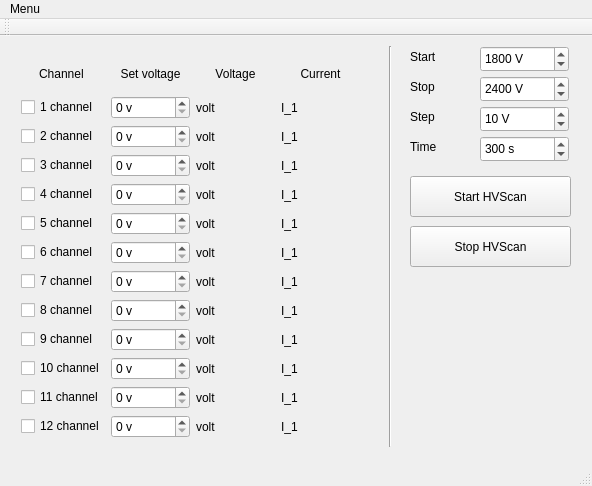
This is mainwindow.ui in aspirantip/spascharm_hvp as Qt 5 draws it before an edit. The edited form follows.
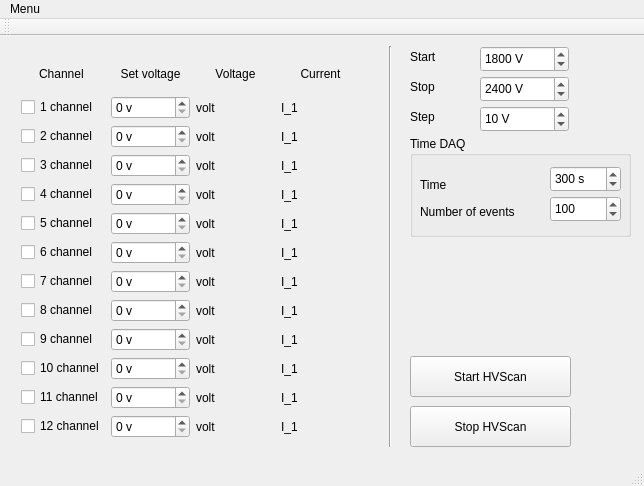
This is the edited form.

Commit message: Added to hv-scan and GUI parametr Number of Events (DAQ).

The edit to the form file:
```diff
--- a/mainwindow.ui
+++ b/mainwindow.ui
@@ -6,7 +6,7 @@
    <rect>
     <x>0</x>
     <y>0</y>
-    <width>592</width>
+    <width>644</width>
     <height>486</height>
    </rect>
   </property>
@@ -135,7 +135,7 @@
     <property name="geometry">
      <rect>
       <x>410</x>
-      <y>140</y>
+      <y>320</y>
       <width>161</width>
       <height>41</height>
      </rect>
@@ -610,49 +610,11 @@
      </item>
     </layout>
    </widget>
-   <widget class="QSpinBox" name="sbHVSTime">
-    <property name="geometry">
-     <rect>
-      <x>480</x>
-      <y>100</y>
-      <width>89</width>
-      <height>26</height>
-     </rect>
-    </property>
-    <property name="suffix">
-     <string notr="true"> s</string>
-    </property>
-    <property name="prefix">
-     <string/>
-    </property>
-    <property name="minimum">
-     <number>1</number>
-    </property>
-    <property name="maximum">
-     <number>1000000</number>
-    </property>
-    <property name="value">
-     <number>300</number>
-    </property>
-   </widget>
-   <widget class="QLabel" name="label_8">
-    <property name="geometry">
-     <rect>
-      <x>410</x>
-      <y>100</y>
-      <width>67</width>
-      <height>21</height>
-     </rect>
-    </property>
-    <property name="text">
-     <string>Time</string>
-    </property>
-   </widget>
    <widget class="QPushButton" name="pbStopHVScan">
     <property name="geometry">
      <rect>
       <x>410</x>
-      <y>190</y>
+      <y>370</y>
       <width>161</width>
       <height>41</height>
      </rect>
@@ -674,13 +636,102 @@
      <enum>Qt::Vertical</enum>
     </property>
    </widget>
+   <widget class="QGroupBox" name="groupBox">
+    <property name="geometry">
+     <rect>
+      <x>410</x>
+      <y>100</y>
+      <width>221</width>
+      <height>101</height>
+     </rect>
+    </property>
+    <property name="title">
+     <string>Time DAQ</string>
+    </property>
+    <widget class="QLabel" name="label_8">
+     <property name="geometry">
+      <rect>
+       <x>10</x>
+       <y>40</y>
+       <width>34</width>
+       <height>17</height>
+      </rect>
+     </property>
+     <property name="text">
+      <string>Time</string>
+     </property>
+    </widget>
+    <widget class="QSpinBox" name="sbHVSTime">
+     <property name="geometry">
+      <rect>
+       <x>140</x>
+       <y>30</y>
+       <width>71</width>
+       <height>26</height>
+      </rect>
+     </property>
+     <property name="suffix">
+      <string notr="true"> s</string>
+     </property>
+     <property name="prefix">
+      <string/>
+     </property>
+     <property name="minimum">
+      <number>1</number>
+     </property>
+     <property name="maximum">
+      <number>1000000</number>
+     </property>
+     <property name="value">
+      <number>300</number>
+     </property>
+    </widget>
+    <widget class="QLabel" name="label_9">
+     <property name="geometry">
+      <rect>
+       <x>10</x>
+       <y>67</y>
+       <width>123</width>
+       <height>17</height>
+      </rect>
+     </property>
+     <property name="text">
+      <string>Number of events</string>
+     </property>
+    </widget>
+    <widget class="QSpinBox" name="sbNEvents">
+     <property name="geometry">
+      <rect>
+       <x>140</x>
+       <y>60</y>
+       <width>71</width>
+       <height>26</height>
+      </rect>
+     </property>
+     <property name="suffix">
+      <string notr="true"/>
+     </property>
+     <property name="prefix">
+      <string/>
+     </property>
+     <property name="minimum">
+      <number>1</number>
+     </property>
+     <property name="maximum">
+      <number>1000000</number>
+     </property>
+     <property name="value">
+      <number>100</number>
+     </property>
+    </widget>
+   </widget>
   </widget>
   <widget class="QMenuBar" name="menuBar">
    <property name="geometry">
     <rect>
      <x>0</x>
      <y>0</y>
-     <width>592</width>
+     <width>644</width>
      <height>22</height>
     </rect>
    </property>
```
Left out of the diff: 1 changed line with no effect on the pictures. The commit also changes 3 other files.
